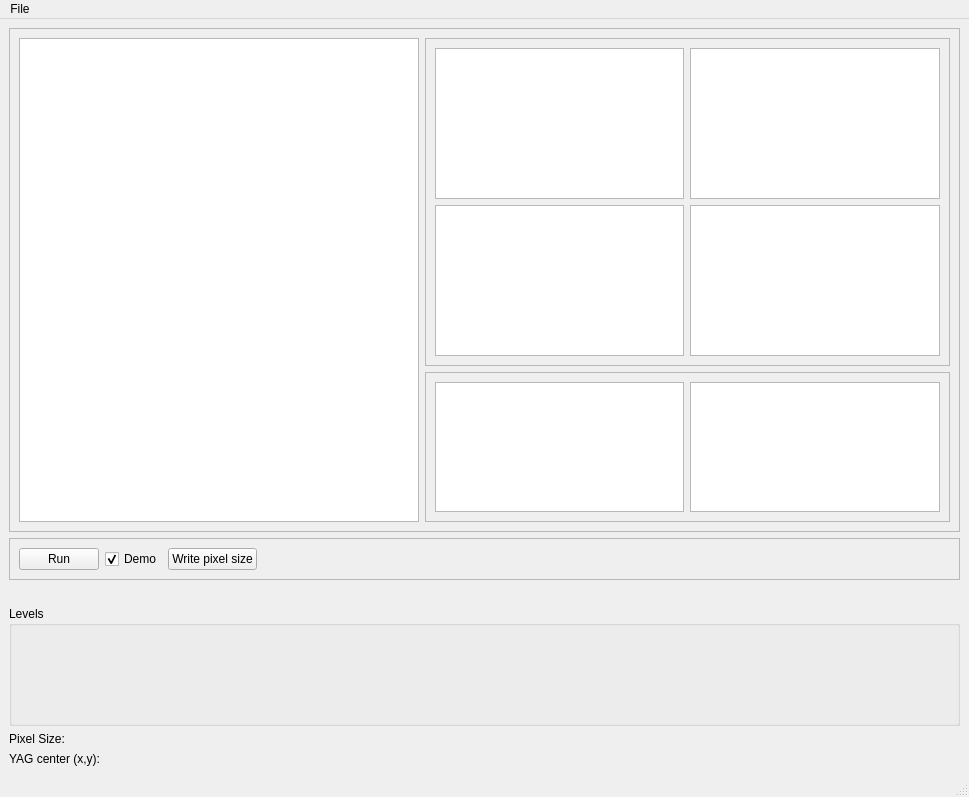
Before: the Qt Designer form PPM_centroid/image_register.ui in mseaberg/slit_alignment, drawn with Qt 5.
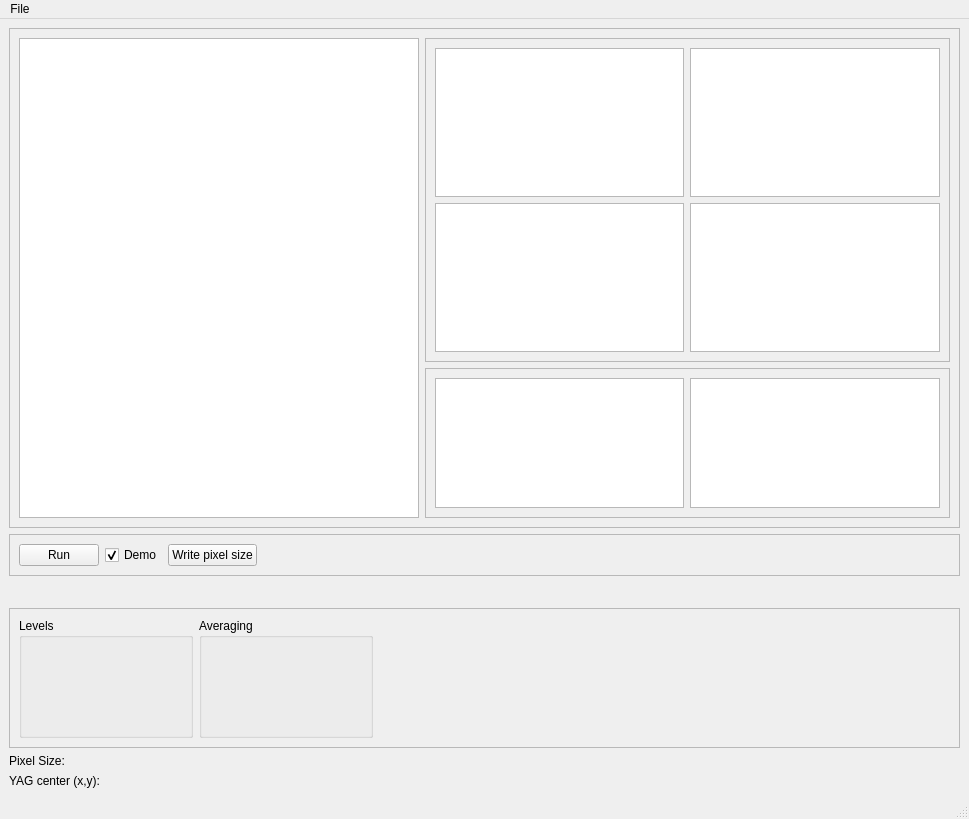
After: the same form once the commit is applied. Custom widgets are drawn as their Qt base class.

Commit message: added averaging to image registration/calibration

Diff of the .ui file:
```diff
--- a/PPM_centroid/image_register.ui
+++ b/PPM_centroid/image_register.ui
@@ -238,6 +238,12 @@
         <verstretch>0</verstretch>
        </sizepolicy>
       </property>
+      <property name="minimumSize">
+       <size>
+        <width>100</width>
+        <height>20</height>
+       </size>
+      </property>
       <property name="maximumSize">
        <size>
         <width>16777215</width>
@@ -250,6 +256,15 @@
      </widget>
     </item>
     <item>
+     <widget class="QFrame" name="frame_5">
+      <property name="frameShape">
+       <enum>QFrame::StyledPanel</enum>
+      </property>
+      <property name="frameShadow">
+       <enum>QFrame::Raised</enum>
+      </property>
+      <layout class="QHBoxLayout" name="horizontalLayout_5">
+       <item>
      <widget class="QGroupBox" name="groupBox">
       <property name="minimumSize">
        <size>
@@ -262,7 +277,42 @@
       </property>
       <layout class="QHBoxLayout" name="horizontalLayout_2">
        <item>
-        <widget class="LevelsWidget" name="levelsWidget" native="true"/>
+           <widget class="LevelsWidget" name="levelsWidget" native="true">
+            <property name="minimumSize">
+             <size>
+              <width>150</width>
+              <height>0</height>
+             </size>
+            </property>
+           </widget>
+          </item>
+         </layout>
+        </widget>
+       </item>
+       <item>
+        <widget class="QGroupBox" name="groupBox_2">
+         <property name="minimumSize">
+          <size>
+           <width>100</width>
+           <height>0</height>
+          </size>
+         </property>
+         <property name="title">
+          <string>Averaging</string>
+         </property>
+         <layout class="QHBoxLayout" name="horizontalLayout_4">
+          <item>
+           <widget class="AverageWidget" name="averageWidget" native="true">
+            <property name="minimumSize">
+             <size>
+              <width>150</width>
+              <height>0</height>
+             </size>
+            </property>
+           </widget>
+          </item>
+         </layout>
+        </widget>
        </item>
        <item>
         <spacer name="horizontalSpacer">
@@ -271,7 +321,7 @@
          </property>
          <property name="sizeHint" stdset="0">
           <size>
-           <width>40</width>
+           <width>568</width>
            <height>20</height>
           </size>
          </property>
@@ -344,6 +394,12 @@
    <header>PPM_widgets</header>
    <container>1</container>
   </customwidget>
+  <customwidget>
+   <class>AverageWidget</class>
+   <extends>QWidget</extends>
+   <header>PPM_widgets</header>
+   <container>1</container>
+  </customwidget>
  </customwidgets>
  <resources/>
  <connections/>
```
Left out of the diff: 2 changed lines with no effect on the pictures. Lines whose indentation alone changed are shown as unchanged. The commit also changes 3 other files.
